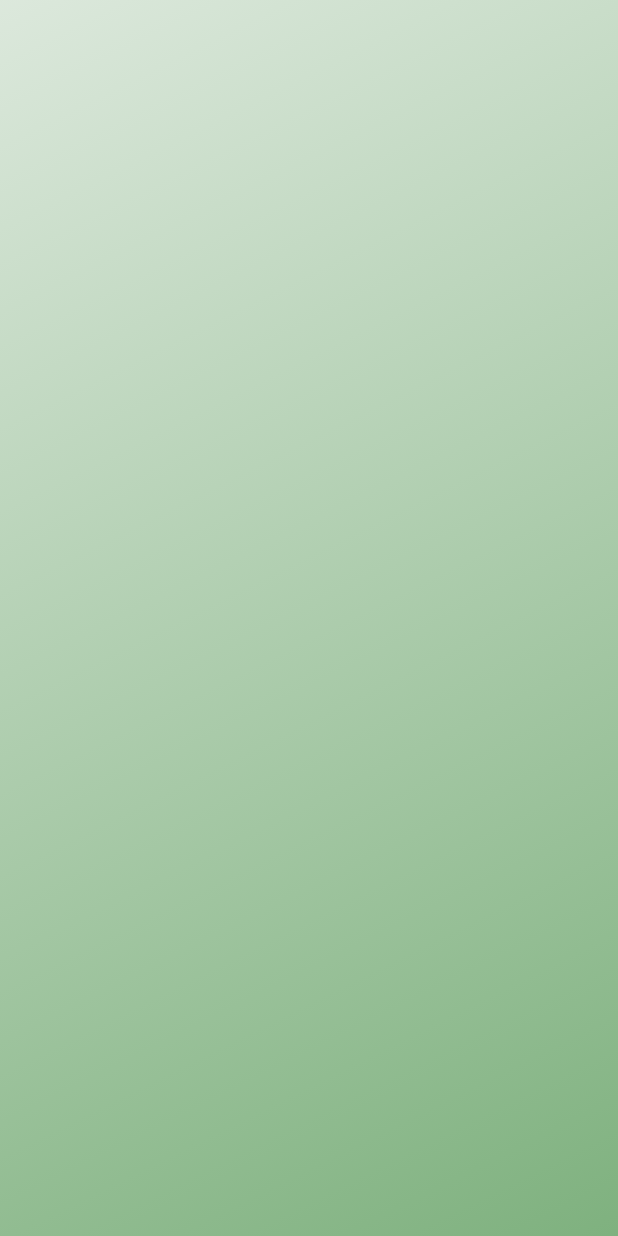
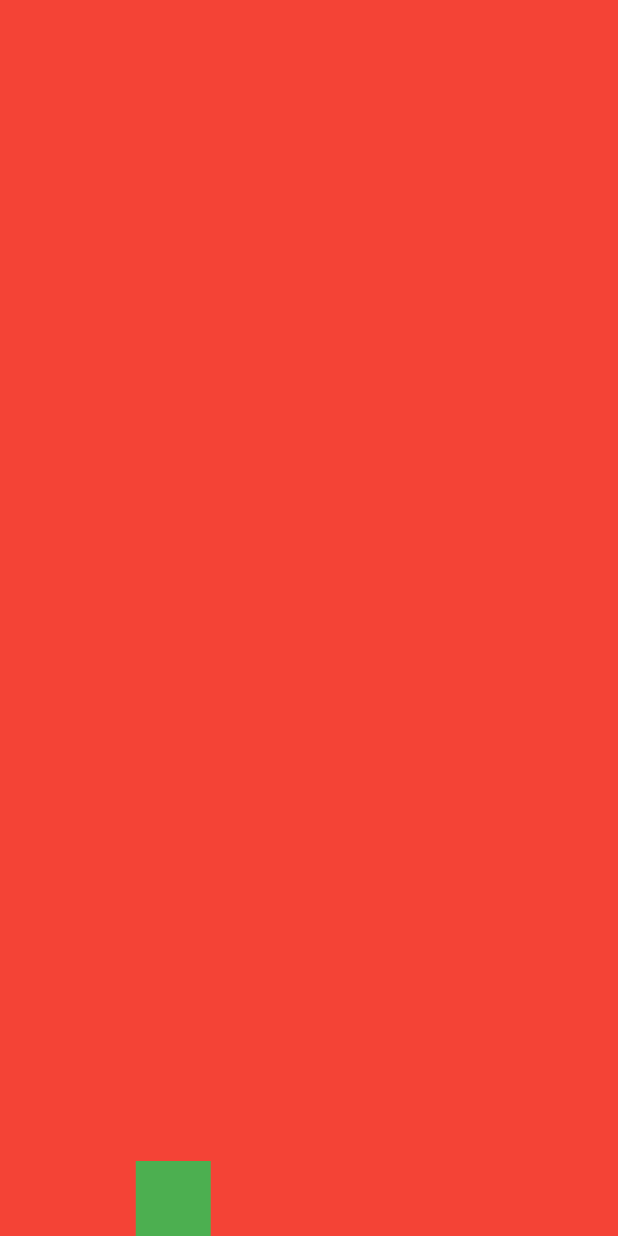
Before and after one commit to PACOdergod/propuesta-manzana, a Flutter app: the screen it shows after launch, on a phone screen of 412 x 824 dp. Run offline on Flutter 3.47's test engine with Material 2 defaults, Android fonts, the phone set to English and light mode, and no system bars; our stand-ins replace font_awesome_flutter.

Commit message:
ya puedo hacer que el cuadro se mueva a alrededor de la pantalla

```diff
--- a/lib/widgets/animated_background.dart
+++ b/lib/widgets/animated_background.dart
@@ -1,3 +1,4 @@
+
 import 'package:flutter/material.dart';
 
 class AnimatedBackground extends StatefulWidget {
@@ -6,48 +7,77 @@ class AnimatedBackground extends StatefulWidget {
 }
 
 class _AnimatedBackgroundState extends State<AnimatedBackground>
-  with SingleTickerProviderStateMixin
+  with TickerProviderStateMixin
 {
-  double _valor1 = .1;
-  double _valor2 = .7;
-  double _opacidad1 = .1;
-  double _opacidad2 = .7;
+
+  late AnimationController controllerA;
+  late AnimationController controllerB;
+  late Animation<double> posicionA;
+  late Animation<double> posicionB;
+  @override
+  void initState() {
+    super.initState();
+    controllerA = AnimationController(
+      vsync: this, duration: Duration(seconds: 2)
+    );
+    controllerB = AnimationController(
+      vsync: this, duration: Duration(seconds: 4)
+    );
+
+    posicionA = Tween<double>(
+      begin: -1.0, end: 1.0
+    ).animate(controllerA);
+
+    posicionB = Tween<double>(
+      begin: -1.0, end: 1.0
+    ).animate(controllerB);
+
+
+    controllerA.addStatusListener((status) {
+      if (status == AnimationStatus.completed)controllerB.forward();
+      if (status == AnimationStatus.dismissed) controllerB.reverse();
+    });
+
+    controllerB.addStatusListener((status) {
+      if (status == AnimationStatus.completed) controllerA.reverse();
+      if (status == AnimationStatus.dismissed) controllerA.forward();
+    });
+
+    controllerA.forward();
+  }
 
   @override
   Widget build(BuildContext context) {
-    return
-    TweenAnimationBuilder<double?>(
-      tween: Tween(
-        begin: _opacidad1,
-        end: _opacidad2
+
+    return AnimatedBuilder(
+      animation: Listenable.merge([
+        controllerA, controllerB
+      ]),
+      child: Container(
+        width: 50,
+        height: 50,
+        color: Colors.green
       ),
-      duration: Duration(seconds: 4),
-      onEnd: (){
-        setState(() {
-          _opacidad1==_valor1
-          ? _opacidad1=_valor2
-          : _opacidad1=_valor1;
-
-          _opacidad2==_valor1
-          ? _opacidad2=_valor2
-          : _opacidad2=_valor1;
-        });
-      },
-      builder: (context, value, child){
+      builder: (BuildContext context, Widget? child) {
         return Container(
-          decoration: BoxDecoration(
-            gradient: LinearGradient(
-              colors: [
-                Color.fromRGBO(30, 120, 30, value!),
-                Color.fromRGBO(30, 120, 30, .7-value),
-              ],
-              begin: Alignment.topLeft,
-              end: Alignment.bottomRight
-            ),
+          height: MediaQuery.of(context).size.height,
+          width: MediaQuery.of(context).size.width,
+          color: Colors.red,
+          alignment: Alignment(
+            posicionA.value,
+            posicionB.value,
           ),
+          child: child
         );
       },
     );
 
   }
+
+  @override
+  void dispose() {
+    controllerA.dispose();
+    super.dispose();
+  }
+
 }
```
